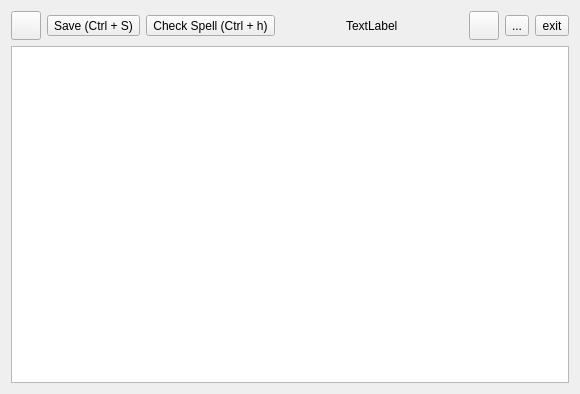
Above: src/todaywindow.ui from mmartinortiz/Today before the change. Below: the same form after it.
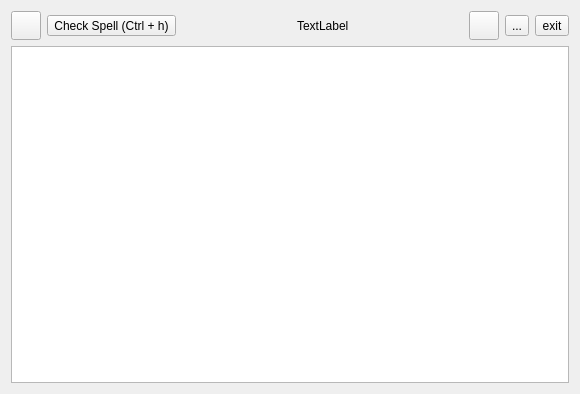
That is the form after the change. Icons and pictures are not drawn.

Commit message: Added a new class (ContentProvider.cpp) to manage the database. Removed the old class (Registry.cpp)

Patch:
```diff
--- a/src/todaywindow.ui
+++ b/src/todaywindow.ui
@@ -41,29 +41,6 @@
         </property>
        </widget>
       </item>
-      <item>
-       <widget class="QToolButton" name="saveButton">
-        <property name="toolTip">
-         <string>Save</string>
-        </property>
-        <property name="text">
-         <string>Save (Ctrl + S)</string>
-        </property>
-        <property name="icon">
-         <iconset resource="../resources/icons/icons.qrc">
-          <normaloff>:/oxygen/document-save.png</normaloff>:/oxygen/document-save.png</iconset>
-        </property>
-        <property name="iconSize">
-         <size>
-          <width>22</width>
-          <height>22</height>
-         </size>
-        </property>
-        <property name="shortcut">
-         <string>Ctrl+S</string>
-        </property>
-       </widget>
-      </item>
       <item>
        <widget class="QToolButton" name="spellcheckButton">
         <property name="text">
```
The commit also changes 10 other files.
